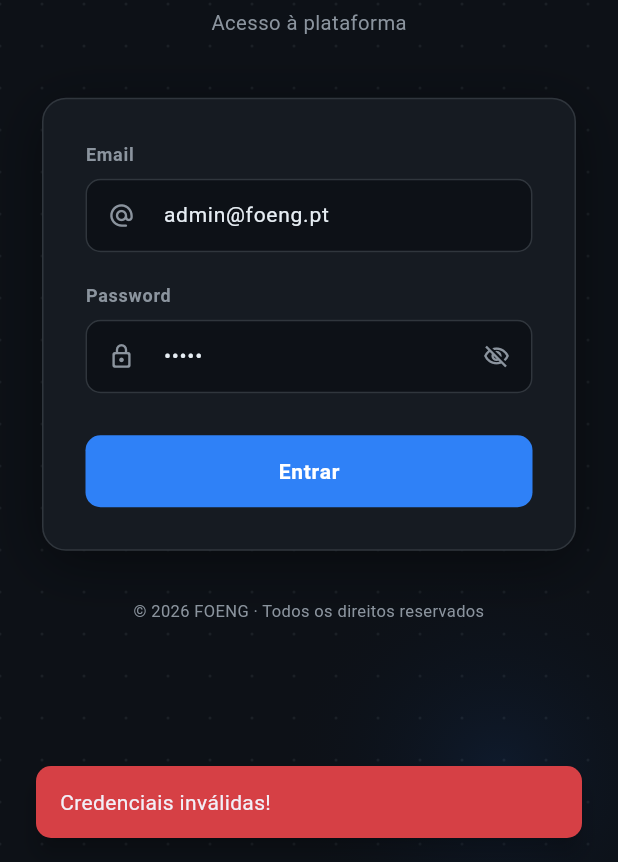
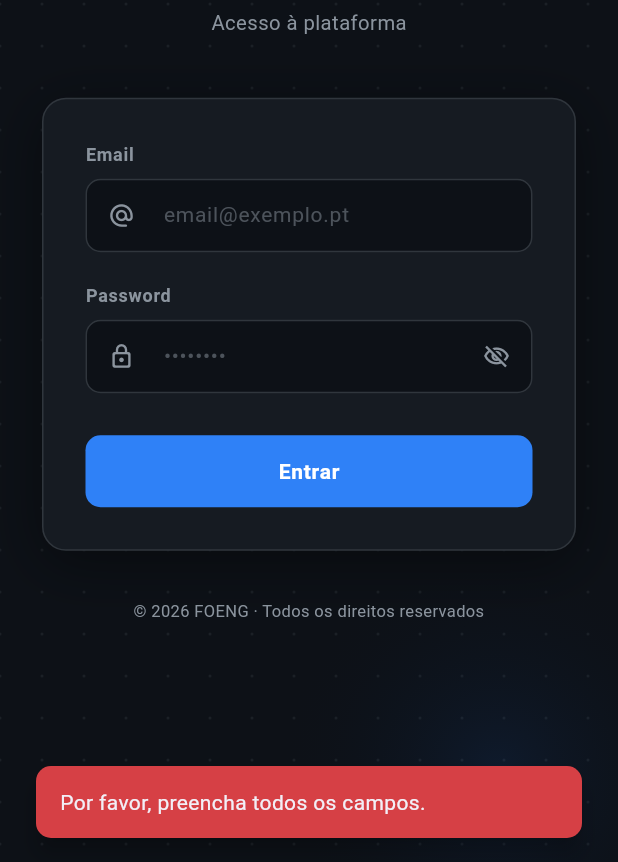
Before and after one commit to GuilhermeGarcia-pascoa/ControleQualidade_Foeng, a Flutter app: the screen it shows after launch, after a tap on "Entrar", on a phone screen of 412 x 824 dp, the part 374-1236 px from its top. Run offline on Flutter 3.47's test engine with Material 3 defaults, Android fonts, the phone set to English and light mode, and no system bars; our stand-ins replace google_fonts, image_picker, shared_preferences.

```diff
--- a/lib/screens/login_screen.dart
+++ b/lib/screens/login_screen.dart
@@ -11,9 +11,15 @@ class LoginScreen extends StatefulWidget {
 }
 
 class _LoginScreenState extends State<LoginScreen> with SingleTickerProviderStateMixin {
-  final emailC = TextEditingController(text: 'admin@foeng.pt');
-  final passC = TextEditingController(text: 'admin');
+  // Dica: Para testes rápidos durante o desenvolvimento, pode usar:
+  // final emailC = TextEditingController(text: 'admin@foeng.pt');
+  // final passC = TextEditingController(text: 'admin');
+  final emailC = TextEditingController();
+  final passC = TextEditingController();
+
   bool _obscurePass = true;
+  bool _isLoading = false; // Novo: Variável para controlar o estado de loading
+
   late AnimationController _animController;
   late Animation<double> _fadeAnim;
   late Animation<Offset> _slideAnim;
@@ -40,12 +46,39 @@ class _LoginScreenState extends State<LoginScreen> with SingleTickerProviderStat
   }
 
   void _login() async {
+    // 1. Validar se os campos estão vazios
+    if (emailC.text.isEmpty || passC.text.isEmpty) {
+      ScaffoldMessenger.of(context).showSnackBar(
+        SnackBar(
+          content: const Text('Por favor, preencha todos os campos.'),
+          backgroundColor: const Color(0xFFD64045),
+          behavior: SnackBarBehavior.floating,
+          shape: RoundedRectangleBorder(borderRadius: BorderRadius.circular(10)),
+          margin: const EdgeInsets.symmetric(horizontal: 24, vertical: 16),
+        ),
+      );
+      return;
+    }
+
+    // Tira o foco do teclado
+    FocusScope.of(context).unfocus();
+
+    // 2. Ativar o estado de loading
+    setState(() => _isLoading = true);
+
     final user = await DatabaseHelper.instance.login(emailC.text, passC.text);
+
+    // 3. Verificar se o widget ainda está montado na árvore antes de usar o context
+    if (!mounted) return;
+
     if (user != null) {
       await Session.saveUser(user.id!, user.perfil);
       Navigator.pushReplacement(
           context, MaterialPageRoute(builder: (_) => DashboardScreen(perfil: user.perfil)));
     } else {
+      // 4. Desativar o loading em caso de erro
+      setState(() => _isLoading = false);
+
       ScaffoldMessenger.of(context).showSnackBar(
         SnackBar(
           content: const Text('Credenciais inválidas!'),
@@ -70,19 +103,19 @@ class _LoginScreenState extends State<LoginScreen> with SingleTickerProviderStat
 
     return Scaffold(
       backgroundColor: bgDark,
-      body: Stack(
+      // Novo: GestureDetector para fechar o teclado ao tocar fora
+      body: GestureDetector(
+        onTap: () => FocusScope.of(context).unfocus(),
+        behavior: HitTestBehavior.opaque,
+        child: Stack(
           children: [
-          // Subtle grid background
             Positioned.fill(
               child: CustomPaint(painter: _GridPainter()),
             ),
-          // Glow accent top-left
             Positioned(
-            top: -80,
-            left: -60,
+              top: -80, left: -60,
               child: Container(
-              width: 280,
-              height: 280,
+                width: 280, height: 280,
                 decoration: BoxDecoration(
                   shape: BoxShape.circle,
                   gradient: RadialGradient(
@@ -91,13 +124,10 @@ class _LoginScreenState extends State<LoginScreen> with SingleTickerProviderStat
                 ),
               ),
             ),
-          // Glow accent bottom-right
             Positioned(
-            bottom: -100,
-            right: -80,
+              bottom: -100, right: -80,
               child: Container(
-              width: 320,
-              height: 320,
+                width: 320, height: 320,
                 decoration: BoxDecoration(
                   shape: BoxShape.circle,
                   gradient: RadialGradient(
@@ -106,7 +136,6 @@ class _LoginScreenState extends State<LoginScreen> with SingleTickerProviderStat
                 ),
               ),
             ),
-          // Main content
             SafeArea(
               child: Center(
                 child: SingleChildScrollView(
@@ -115,16 +144,17 @@ class _LoginScreenState extends State<LoginScreen> with SingleTickerProviderStat
                     opacity: _fadeAnim,
                     child: SlideTransition(
                       position: _slideAnim,
+                      // Novo: ConstrainedBox para limitar a largura em ecrãs maiores
+                      child: ConstrainedBox(
+                        constraints: const BoxConstraints(maxWidth: 380),
                         child: Column(
                           mainAxisSize: MainAxisSize.min,
                           children: [
-                        // Logo da empresa
                             Image.asset(
                               'assets/images/logo.png',
                               height: 90,
                               fit: BoxFit.contain,
                             ),
-
                             const SizedBox(height: 6),
                             const Text(
                               'Acesso à plataforma',
@@ -135,7 +165,6 @@ class _LoginScreenState extends State<LoginScreen> with SingleTickerProviderStat
                               ),
                             ),
                             const SizedBox(height: 40),
-                        // Card
                             Container(
                               padding: const EdgeInsets.all(28),
                               decoration: BoxDecoration(
@@ -153,7 +182,6 @@ class _LoginScreenState extends State<LoginScreen> with SingleTickerProviderStat
                               child: Column(
                                 crossAxisAlignment: CrossAxisAlignment.start,
                                 children: [
-                              // Email field
                                   const Text(
                                     'Email',
                                     style: TextStyle(
@@ -167,6 +195,7 @@ class _LoginScreenState extends State<LoginScreen> with SingleTickerProviderStat
                                   TextField(
                                     controller: emailC,
                                     keyboardType: TextInputType.emailAddress,
+                                    textInputAction: TextInputAction.next, // Facilita navegação no teclado
                                     style: const TextStyle(color: textPrimary, fontSize: 14),
                                     decoration: InputDecoration(
                                       hintText: 'email@exemplo.pt',
@@ -190,7 +219,6 @@ class _LoginScreenState extends State<LoginScreen> with SingleTickerProviderStat
                                     ),
                                   ),
                                   const SizedBox(height: 20),
-                              // Password field
                                   const Text(
                                     'Password',
                                     style: TextStyle(
@@ -204,6 +232,8 @@ class _LoginScreenState extends State<LoginScreen> with SingleTickerProviderStat
                                   TextField(
                                     controller: passC,
                                     obscureText: _obscurePass,
+                                    textInputAction: TextInputAction.done,
+                                    onSubmitted: (_) => _login(), // Permite dar "Enter" para fazer login
                                     style: const TextStyle(color: textPrimary, fontSize: 14),
                                     decoration: InputDecoration(
                                       hintText: '••••••••',
@@ -235,21 +265,32 @@ class _LoginScreenState extends State<LoginScreen> with SingleTickerProviderStat
                                     ),
                                   ),
                                   const SizedBox(height: 28),
-                              // Login button
                                   SizedBox(
                                     width: double.infinity,
                                     height: 48,
                                     child: ElevatedButton(
-                                  onPressed: _login,
+                                      // Novo: Bloqueia o clique se estiver a carregar
+                                      onPressed: _isLoading ? null : _login,
                                       style: ElevatedButton.styleFrom(
                                         backgroundColor: accent,
+                                        disabledBackgroundColor: accent.withOpacity(0.5),
                                         foregroundColor: Colors.white,
                                         elevation: 0,
                                         shape: RoundedRectangleBorder(
                                           borderRadius: BorderRadius.circular(10),
                                         ),
                                       ),
-                                  child: const Text(
+                                      // Novo: Mostra o indicador de carregamento ou o texto
+                                      child: _isLoading
+                                          ? const SizedBox(
+                                              height: 20,
+                                              width: 20,
+                                              child: CircularProgressIndicator(
+                                                color: Colors.white,
+                                                strokeWidth: 2,
+                                              ),
+                                            )
+                                          : const Text(
                                               'Entrar',
                                               style: TextStyle(
                                                 fontSize: 14,
@@ -275,23 +316,22 @@ class _LoginScreenState extends State<LoginScreen> with SingleTickerProviderStat
                   ),
                 ),
               ),
+            ),
           ],
+        ),
       ),
     );
   }
 }
 
-// Subtle dot-grid background painter
 class _GridPainter extends CustomPainter {
   @override
   void paint(Canvas canvas, Size size) {
     final paint = Paint()
       ..color = const Color(0xFF30363D).withOpacity(0.4)
       ..strokeWidth = 1;
-
     const spacing = 28.0;
     const dotRadius = 1.0;
-
     for (double x = 0; x < size.width; x += spacing) {
       for (double y = 0; y < size.height; y += spacing) {
         canvas.drawCircle(Offset(x, y), dotRadius, paint);
```
Lines whose indentation alone changed are shown as unchanged.
